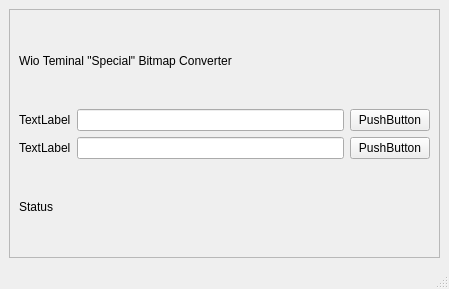
Qt form bitmapImageConverter/WioTerminalBitmapConverterGUI.ui (haydn9000/SeeedWioTerminalTestRun) before a commit.
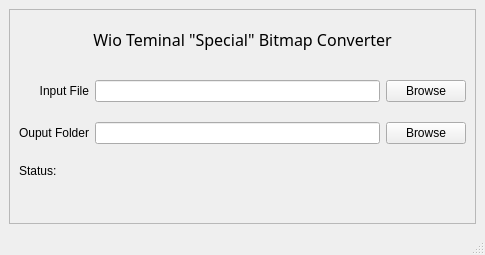
The same form after that commit.

Commit message: Updated spacing etc..

```diff
--- a/bitmapImageConverter/WioTerminalBitmapConverterGUI.ui
+++ b/bitmapImageConverter/WioTerminalBitmapConverterGUI.ui
@@ -6,10 +6,16 @@
    <rect>
     <x>0</x>
     <y>0</y>
-    <width>449</width>
-    <height>289</height>
+    <width>485</width>
+    <height>255</height>
    </rect>
   </property>
+  <property name="minimumSize">
+   <size>
+    <width>485</width>
+    <height>255</height>
+   </size>
+  </property>
   <property name="windowTitle">
    <string>MainWindow</string>
   </property>
@@ -26,20 +32,23 @@
       <layout class="QHBoxLayout" name="horizontalLayout">
        <item>
         <layout class="QGridLayout" name="gridLayout">
+         <property name="verticalSpacing">
+          <number>20</number>
+         </property>
          <item row="1" column="1">
           <widget class="QLineEdit" name="lineEdit_2"/>
          </item>
          <item row="2" column="2">
           <widget class="QPushButton" name="pushButton_2">
            <property name="text">
-            <string>PushButton</string>
+            <string>Browse</string>
            </property>
           </widget>
          </item>
          <item row="1" column="2">
           <widget class="QPushButton" name="pushButton">
            <property name="text">
-            <string>PushButton</string>
+            <string>Browse</string>
            </property>
           </widget>
          </item>
@@ -49,29 +58,56 @@
          <item row="1" column="0">
           <widget class="QLabel" name="label">
            <property name="text">
-            <string>TextLabel</string>
+            <string>Input File</string>
+           </property>
+           <property name="alignment">
+            <set>Qt::AlignRight|Qt::AlignTrailing|Qt::AlignVCenter</set>
            </property>
           </widget>
          </item>
          <item row="2" column="0">
           <widget class="QLabel" name="label_2">
            <property name="text">
-            <string>TextLabel</string>
+            <string>Ouput Folder</string>
            </property>
           </widget>
          </item>
          <item row="3" column="0" colspan="2">
           <widget class="QLabel" name="label_4">
+           <property name="minimumSize">
+            <size>
+             <width>0</width>
+             <height>50</height>
+            </size>
+           </property>
            <property name="text">
-            <string>Status</string>
+            <string>Status:</string>
+           </property>
+           <property name="alignment">
+            <set>Qt::AlignLeading|Qt::AlignLeft|Qt::AlignTop</set>
            </property>
           </widget>
          </item>
          <item row="0" column="0" colspan="3">
           <widget class="QLabel" name="label_3">
+           <property name="maximumSize">
+            <size>
+             <width>16777215</width>
+             <height>50</height>
+            </size>
+           </property>
+           <property name="font">
+            <font>
+             <family>Bahnschrift SemiLight</family>
+             <pointsize>12</pointsize>
+            </font>
+           </property>
            <property name="text">
             <string>Wio Teminal &quot;Special&quot; Bitmap Converter</string>
            </property>
+           <property name="alignment">
+            <set>Qt::AlignCenter</set>
+           </property>
           </widget>
          </item>
         </layout>
```
Left out of the diff: 2 changed lines with no effect on the pictures.
